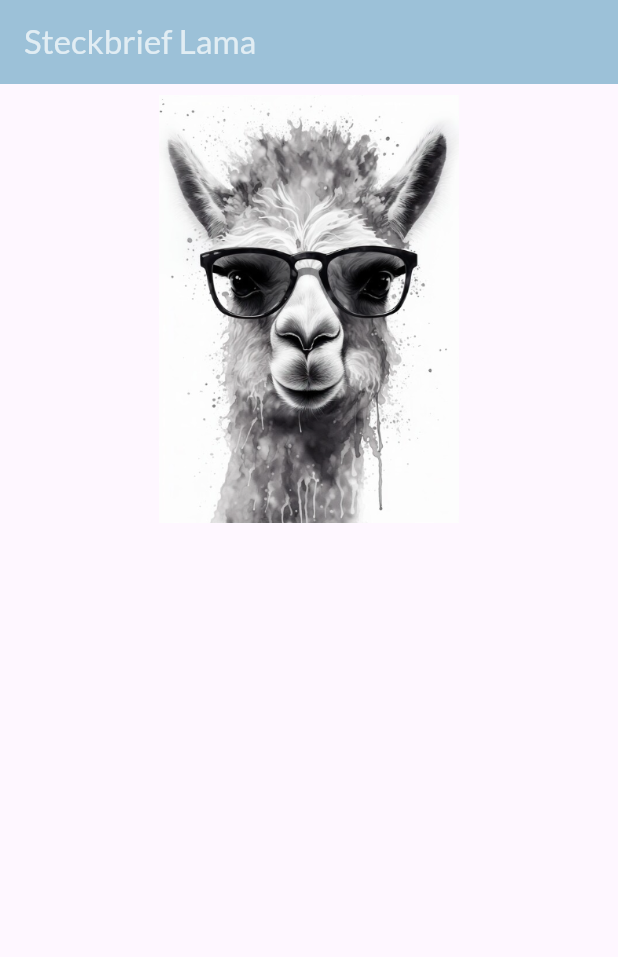
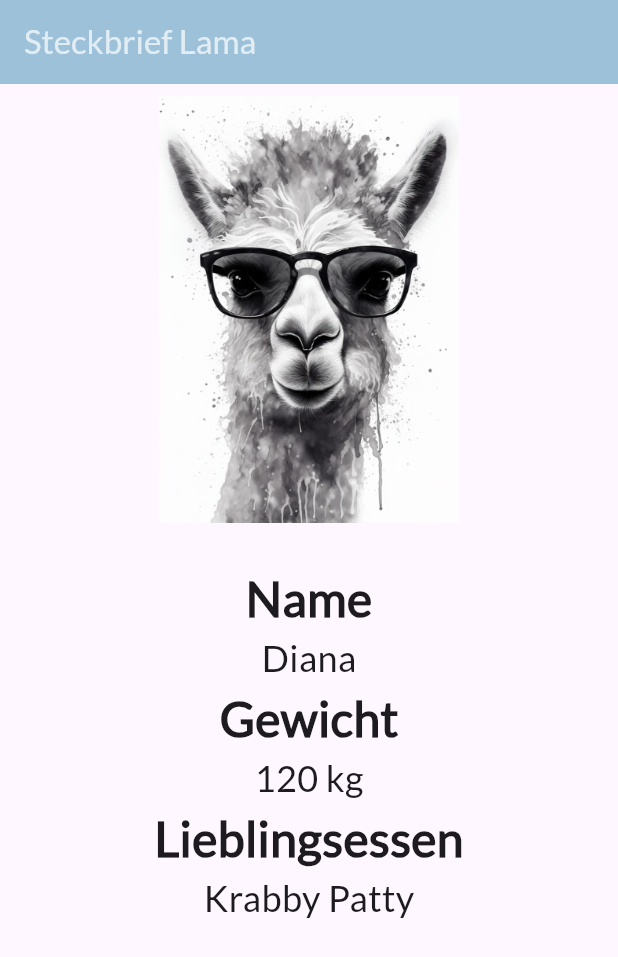
Before and after one commit to FrancescBrau/tasksheet1110, a Flutter app: the screen it shows after launch, on a phone screen of 412 x 824 dp. Shown: the top 957 px of the screen. Run offline on Flutter 3.47's test engine with Material 3 defaults, Android fonts, the phone set to English and light mode, and no system bars.

Commit message:
second commit

```diff
--- a/lib/main.dart
+++ b/lib/main.dart
@@ -44,6 +44,30 @@ class MainScreenState extends State<MainScreen> {
             height: 300,
           ),
           const SizedBox(height: 20),
+          const Text(
+            'Name',
+            style: TextStyle(fontSize: 32, fontWeight: FontWeight.bold),
+          ),
+          const Text(
+            'Diana',
+            style: TextStyle(fontSize: 24),
+          ),
+          const Text(
+            'Gewicht',
+            style: TextStyle(fontSize: 32, fontWeight: FontWeight.bold),
+          ),
+          const Text(
+            '120 kg',
+            style: TextStyle(fontSize: 24),
+          ),
+          const Text(
+            'Lieblingsessen',
+            style: TextStyle(fontSize: 32, fontWeight: FontWeight.bold),
+          ),
+          const Text(
+            'Krabby Patty',
+            style: TextStyle(fontSize: 24),
+          )
         ],
       )),
     );
```
